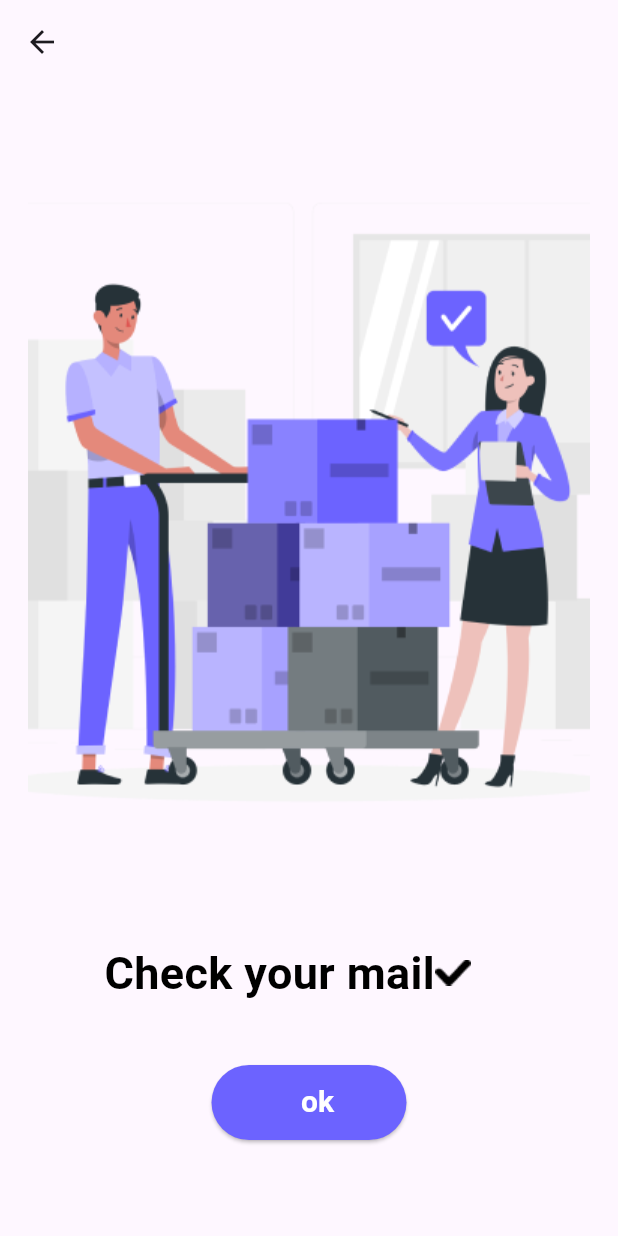
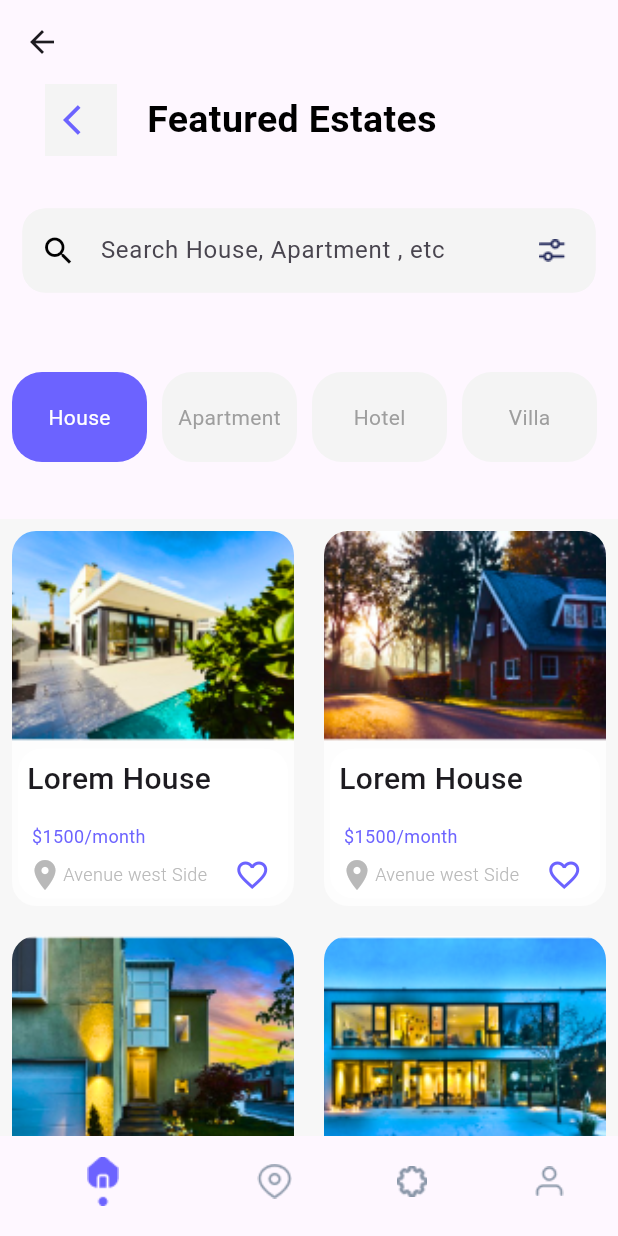
Before and after one commit to ayafathy1/Homefinder1, a Flutter app: the SuccessNotification screen opened directly, after a tap on "ok", on a phone screen of 412 x 824 dp. Run offline on Flutter 3.47's test engine with Material 3 defaults, Android fonts, the phone set to English and light mode, and no system bars; our stand-ins replace animated_splash_screen, get; missing offline and left inert: flutter_arc_text, splash_view.

Commit message:
featured estates

```diff
--- /dev/null
+++ b/homefinder1/lib/Screens/Featured Estates/featured_estates.dart
@@ -0,0 +1,202 @@
+import 'package:flutter/cupertino.dart';
+import 'package:flutter/material.dart';
+import 'package:get/get.dart';
+import 'package:homefinder1/Screens/Featured%20Estates/widget/box_widget.dart';
+import 'package:homefinder1/Widget/custom_arrow_back.dart';
+
+import '../../Widget/custom_bottom_navigation_bar_widget.dart';
+
+class FeaturedEstates extends StatelessWidget{
+  @override
+  Widget build(BuildContext context) {
+
+    final List  gridView = [
+      {
+        "title" : "Lorem House",
+        "price": "\$1500/month",
+        "Location" : "Avenue west Side",
+        "image" : "lib/assets/images/Frame 34221.png"
+      },
+
+      {
+        "title" : "Lorem House",
+        "price": "\$1500/month",
+        "Location" : "Avenue west Side",
+        "image" : "lib/assets/images/Rectangle 9.png"
+      },
+
+      {
+        "title" : "Lorem House",
+        "price": "\$1500/month",
+        "Location" : "Avenue west Side",
+        "image" : "lib/assets/images/Frame 34221 (1).png"
+      },
+
+      {
+        "title" : "Lorem House",
+        "price": "\$1500/month",
+        "Location" : "Avenue west Side",
+        "image" : "lib/assets/images/Rectangle 9 (1).png"
+      },
+
+      {
+        "title" : "Lorem House",
+        "price": "\$1500/month",
+        "Location" : "Avenue west Side",
+        "image" : "lib/assets/images/Rectangle 9 (2).png"
+      },
+
+      {
+        "title" : "Lorem House",
+        "price": "\$1500/month",
+        "Location" : "Avenue west Side",
+        "image" : "lib/assets/images/Frame 34221 (1).png"
+      },
+
+      {
+        "title" : "Lorem House",
+        "price": "\$1500/month",
+        "Location" : "Avenue west Side",
+        "image" : "lib/assets/images/Rectangle 9 (3).png"
+      },
+      {
+        "title" : "Lorem House",
+        "price": "\$1500/month",
+        "Location" : "Avenue west Side",
+        "image" : "lib/assets/images/Rectangle 9 (3).png"
+      },
+
+    ];
+
+    return Scaffold(
+      appBar: AppBar(title: Text('                      Welcome!',
+          style: TextStyle(fontSize: 0, color: Colors.transparent)),
+        backgroundColor: Colors.transparent,
+        elevation: 0,
+      ),
+      body: SingleChildScrollView(
+        child: Column(
+          children:<Widget> [
+            Row(
+              children: [
+                CustomArrowBack(),
+                SizedBox(width: 20,),
+                Text("Featured Estates" , style: TextStyle(color: Colors.black , fontSize: 25, fontWeight: FontWeight.bold),),
+
+              ],
+            ),
+            SizedBox(height: 20,),
+            Padding(
+              padding: const EdgeInsets.all(15.0),
+              child: TextField(
+                keyboardType: TextInputType.text,
+                decoration: InputDecoration(
+                  filled: true,
+                    fillColor: Color(0xffF4F4F4),
+                  hintText: "Search House, Apartment , etc",
+                  prefixIcon: Icon(Icons.search_outlined , color: Colors.black,),
+                  suffixIcon: InkWell(
+                      onTap: (){},
+                      child: Image(image: AssetImage('lib/assets/images/options.png'))),
+                  enabledBorder: OutlineInputBorder(
+                      borderRadius: BorderRadius.circular(15),
+                      borderSide: BorderSide(
+                        color: Color(0xffF4F4F4),
+                        width: 3,
+                      )
+                  ),
+                  focusedBorder: OutlineInputBorder(
+                      borderRadius: BorderRadius.circular(15),
+                      borderSide: BorderSide(
+                        color: Color(0xff6C63FF),
+                        width: 3,
+                      )
+                  ),
+                ),
+              ),
+            ),
+            SizedBox(height: 30,),
+            Padding(
+              padding: const EdgeInsets.all(8.0),
+              child: Row(
+                children: [
+                  Container(
+                    width: 90,
+                    height: 60,
+                    decoration: BoxDecoration(
+                        borderRadius: BorderRadius.all(Radius.circular(20)),
+                      color: Color(0xff6C63FF)
+                    ),
+                    child: Padding(
+                      padding: const EdgeInsets.all(15.0),
+                      child: Center(child: Text("House" , style: TextStyle(color: Colors.white),)),
+                    ),
+                  ),
+                    SizedBox(width: 10,),
+                  Container(
+                    width: 90,
+                    height: 60,
+                    decoration: BoxDecoration(
+                        borderRadius: BorderRadius.all(Radius.circular(20)),
+                        color: Color(0xffF4F4F4)
+                    ),
+                    child: Padding(
+                      padding: const EdgeInsets.all(8.0),
+                      child: Center(child: Text("Apartment" , style: TextStyle(color: Colors.grey),)),
+                    ),
+                  ),
+                   SizedBox(width: 10,),
+                  Container(
+                    width: 90,
+                    height: 60,
+                    decoration: BoxDecoration(
+                        borderRadius: BorderRadius.all(Radius.circular(20)),
+                        color: Color(0xffF4F4F4)
+                    ),
+                    child: Padding(
+                      padding: const EdgeInsets.all(15.0),
+                      child: Center(child: Text("Hotel" , style: TextStyle(color: Colors.grey),)),
+                    ),
+                  ),
+                    SizedBox(width: 10,),
+                  Container(
+                    width: 90,
+                    height: 60,
+                    decoration: BoxDecoration(
+                        borderRadius: BorderRadius.all(Radius.circular(20)),
+                        color: Color(0xffF4F4F4)
+                    ),
+                    child: Padding(
+                      padding: const EdgeInsets.all(15.0),
+                      child: Center(child: Text("Villa" , style: TextStyle(color: Colors.grey),)),
+                    ),
+                  ),
+                ],
+              ),
+
+            ),
+
+            SizedBox(height: 30,),
+            Center(
+              child: Container(
+                height: 500,
+                color: Color(0xffF7F7F7),
+                child: Padding(
+                  padding: const EdgeInsets.all(8.0),
+                  child: GridView.builder(gridDelegate:SliverGridDelegateWithFixedCrossAxisCount(crossAxisCount: 2 ,crossAxisSpacing: 20 , mainAxisSpacing: 20 ,mainAxisExtent: 250 ),
+                    itemCount: gridView.length,
+                    itemBuilder: (_, int index) {
+                    return  Box(gridView: gridView ,index: index,);
+                    },
+                  ),
+                ),
+              ),
+            ),
+          ],
+        ),
+      ),
+      bottomNavigationBar: CustomBottomNavigationBarWidget(),
+    );
+  }
+
+}
--- /dev/null
+++ b/homefinder1/lib/Screens/Featured Estates/widget/box_widget.dart
@@ -0,0 +1,86 @@
+import 'package:flutter/material.dart';
+
+class Box extends StatelessWidget{
+
+  Box( {Key?Key , required this.gridView , required this.index});
+
+  var gridView;
+  int index;
+  @override
+  Widget build(BuildContext context){
+    return  Container(
+      decoration: BoxDecoration(
+        borderRadius: BorderRadius.circular(16),
+        color: Colors.white70,
+      ),
+      child: Column(
+        children: [
+          ClipRRect(
+            child:  Image(image: AssetImage("${gridView.elementAt(index)['image']}" ) ,fit: BoxFit.cover,
+              height: 140,
+              width: double.infinity,
+            ),
+
+            borderRadius: BorderRadius.only(topLeft: Radius.circular(16) , topRight: Radius.circular(16)),
+          ),
+          SizedBox(height: 5,),
+
+            Center(
+              child: ClipRRect(
+                child: Container(
+                  height: 100,
+                  width: 180,
+                  decoration: BoxDecoration(
+                      color: Colors.white
+                  ),
+
+                  child: Padding(
+                    padding: const EdgeInsets.all(6.0),
+                    child: Column(
+                        crossAxisAlignment: CrossAxisAlignment.start,
+                        children: [
+                          Text("${gridView.elementAt(index)['title']} ", style: TextStyle(fontWeight: FontWeight.w500 ,fontSize: 20),),
+                          SizedBox(height: 15,),
+                          Text(" ${gridView.elementAt(index)['price']}" , style: TextStyle( fontSize: 12,color: Color(0xff6C63FF)),),
+                          SizedBox(height: 5,),
+                          Row(
+                            children: [
+                              Icon(Icons.location_on , color: Color(0xffB9B9B9)),
+                              Text("${gridView.elementAt(index)['Location']}" , style: TextStyle(fontWeight: FontWeight.w300 ,fontSize: 12, color: Color(0xffB9B9B9)),),
+                             SizedBox(width: 18,),
+                              Positioned(
+                                top: 10,
+                                right: 10,
+                                child: InkWell(
+                                  onTap: (){},
+                                  child: Container(
+                                    decoration: BoxDecoration(
+                                      color: Colors.transparent,
+                                    ),
+                                    child: Icon(Icons.favorite_border , color: Color(0xff6C63FF),),
+                                  ),
+                                ),
+                              ) ,
+                            ],
+                          ), ]
+                    ),
+                  ),
+                ),
+                borderRadius: BorderRadius.only( topRight: Radius.circular(16) ,topLeft: Radius.circular(16) ,bottomRight: Radius.circular(16) ,bottomLeft: Radius.circular(16)),
+              ),
+            )  ,
+        ] ,
+
+      ),
+
+    );
+  }
+
+  elementAt(int index) {
+    for(int i = 0 ; i >= 0 ; i++){
+      index++;
+
+
+    }
+  }
+}
--- a/homefinder1/lib/Screens/Succes Notification/success_notification.dart
+++ b/homefinder1/lib/Screens/Succes Notification/success_notification.dart
@@ -1,6 +1,7 @@
 import 'package:flutter/cupertino.dart';
 import 'package:flutter/material.dart';
 import 'package:get/get.dart';
+import 'package:homefinder1/Screens/Featured%20Estates/featured_estates.dart';
 
 class SuccessNotification extends StatelessWidget{
   @override
@@ -30,7 +31,7 @@ class SuccessNotification extends StatelessWidget{
                width: 130,
                child: ElevatedButton(onPressed: (){
                  //Navigate to success notification screen
-                Get.to(() =>  SuccessNotification());
+                Get.to(() =>  FeaturedEstates());
                }
                  ,
                  child: Row(
--- /dev/null
+++ b/homefinder1/lib/Widget/custom_bottom_navigation_bar_widget.dart
@@ -0,0 +1,40 @@
+import 'package:flutter/cupertino.dart';
+import 'package:flutter/material.dart';
+
+class CustomBottomNavigationBarWidget extends StatelessWidget{
+  @override
+  Widget build(BuildContext context) {
+    return  BottomNavigationBar(
+      backgroundColor: Colors.white10,
+      elevation: 0,
+      iconSize: 30,
+      unselectedItemColor: Color(0xff8694A6),
+      selectedItemColor: Color(0xff6C63FF),
+      showSelectedLabels: false,
+      showUnselectedLabels: false,
+      items: const <BottomNavigationBarItem>[
+        BottomNavigationBarItem(
+          icon: Image(image: AssetImage('lib/assets/images/HomeIcon.png')),
+          backgroundColor: Color(0xff),
+          label: "Home",
+
+        ),
+        BottomNavigationBarItem(
+            icon: Image(image: AssetImage('lib/assets/images/LocationIcon.png')),
+            backgroundColor: Color(0xff),
+            label: "Location"
+        ),
+        BottomNavigationBarItem(
+            icon: Image(image: AssetImage('lib/assets/images/SettingsIcon.png')),
+            backgroundColor: Color(0xff),
+            label: "Settings"
+        ),
+        BottomNavigationBarItem(
+            icon: Image(image: AssetImage('lib/assets/images/PersonIcon.png')),
+            backgroundColor: Color(0xff),
+            label: "Profile"
+        ),
+      ],);
+  }
+
+}
```
Also changed, not shown: homefinder1/lib/assets/images/Frame 34221 (1).png (added), homefinder1/lib/assets/images/Frame 34221.png (added), homefinder1/lib/assets/images/HomeIcon.png (added), homefinder1/lib/assets/images/LocationIcon.png (added), homefinder1/lib/assets/images/PersonIcon.png (added), homefinder1/lib/assets/images/Rectangle 9 (1).png (added), homefinder1/lib/assets/images/Rectangle 9 (2).png (added), homefinder1/lib/assets/images/Rectangle 9 (3).png (added), homefinder1/lib/assets/images/Rectangle 9.png (added), homefinder1/lib/assets/images/SettingsIcon.png (added), homefinder1/lib/assets/images/options.png (added), homefinder1/pubspec.lock.
